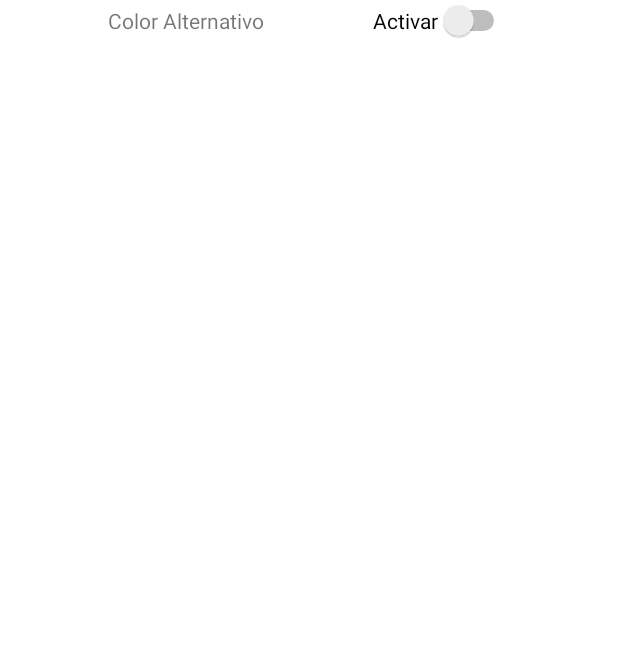
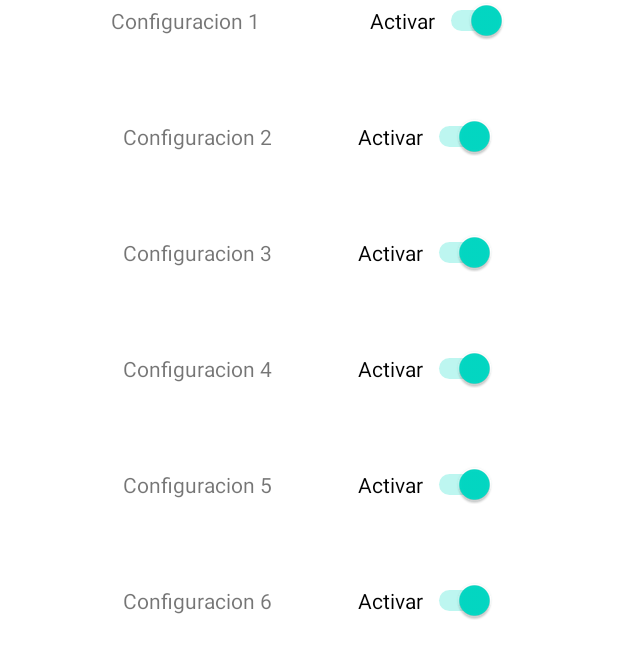
Before and after one commit to JoseBurbanoUnicauca/AppMobile1, an Android app: the Configuracion screen opened directly, with no data from a screen before it, on a phone screen of 412 x 824 dp. Shown: the top 658 px of the screen. Run offline under Robolectric (Android 15) with nearby library versions, the phone set to English and light mode, and no system bars; our stand-ins replace Room's generated code.

```diff
--- a/app/build.gradle
+++ b/app/build.gradle
@@ -37,4 +37,10 @@ dependencies {
     testImplementation 'junit:junit:4.13.2'
     androidTestImplementation 'androidx.test.ext:junit:1.1.3'
     androidTestImplementation 'androidx.test.espresso:espresso-core:3.4.0'
+
+    //Room dependencies
+    def room_version = "1.1.1"
+    implementation "android.arch.persistence.room:runtime:$room_version"
+    annotationProcessor "android.arch.persistence.room:compiler:$room_version"
+    testImplementation "android.arch.persistence.room:testing:$room_version"
 }
--- a/app/src/main/AndroidManifest.xml
+++ b/app/src/main/AndroidManifest.xml
@@ -22,7 +22,7 @@
             android:name=".Configuracion"
             android:exported="false" />
         <activity
-            android:name=".navegacion"
+            android:name=".MainActivity"
             android:exported="false" />
         <activity
             android:name=".RegistrarseActivity"
@@ -31,7 +31,7 @@
             android:name=".IniciarSesionActivity"
             android:exported="false" />
         <activity
-            android:name=".MainActivity"
+            android:name=".navegacion"
             android:exported="true">
             <intent-filter>
                 <action android:name="android.intent.action.MAIN" />
--- a/app/src/main/java/edu/unicauca/tindu/Configuracion.java
+++ b/app/src/main/java/edu/unicauca/tindu/Configuracion.java
@@ -2,7 +2,13 @@ package edu.unicauca.tindu;
 
 import androidx.appcompat.app.AppCompatActivity;
 
+import android.os.AsyncTask;
 import android.os.Bundle;
+import android.widget.Switch;
+
+import com.google.android.material.switchmaterial.SwitchMaterial;
+
+import java.util.List;
 
 public class Configuracion extends AppCompatActivity {
 
@@ -10,5 +16,121 @@ public class Configuracion extends AppCompatActivity {
     protected void onCreate(Bundle savedInstanceState) {
         super.onCreate(savedInstanceState);
         setContentView(R.layout.activity_configuracion);
+        Switch s1 = (Switch) findViewById(R.id.switch1);
+        Switch s2 = (Switch) findViewById(R.id.switch3);
+        Switch s3 = (Switch) findViewById(R.id.switch4);
+        Switch s4 = (Switch) findViewById(R.id.switch5);
+        Switch s5 = (Switch) findViewById(R.id.switch6);
+        Switch s6 = (Switch) findViewById(R.id.switch7);
+        getConfigs();
+
+
     }
+
+    private void getConfigs() {
+        class GetConfigs extends AsyncTask<Void, Void, List<TinduDB>> {
+
+            @Override
+            protected List<TinduDB> doInBackground(Void... voids) {
+                List<TinduDB> optList = TinduDBDatabaseAccesor.getInstance(getApplication()).TinduDBDAO().loadAllItems();
+                return optList;
+            }
+
+            @Override
+            protected void onPostExecute(List<TinduDB> configs) {
+                super.onPostExecute(configs);
+                if (configs.size() == 0) {
+                    initconfig();
+                }
+                //configItems.clear();
+                //dbconfigItems.clear();
+                else {
+                    Switch s1 = (Switch) findViewById(R.id.switch1);
+                    s1.setChecked(configs.get(0).getConfig());
+                    Switch s2 = (Switch) findViewById(R.id.switch3);
+                    s2.setChecked(configs.get(1).getConfig());
+                    Switch s3 = (Switch) findViewById(R.id.switch4);
+                    s3.setChecked(configs.get(2).getConfig());
+                    Switch s4 = (Switch) findViewById(R.id.switch5);
+                    s4.setChecked(configs.get(3).getConfig());
+                    Switch s5 = (Switch) findViewById(R.id.switch6);
+                    s5.setChecked(configs.get(4).getConfig());
+                    Switch s6 = (Switch) findViewById(R.id.switch7);
+                    s6.setChecked(configs.get(5).getConfig());
+                }
+            }
+        }
+        GetConfigs getConfigs = new GetConfigs();
+        getConfigs.execute();
+
+    }
+
+    private void initconfig() {
+        class Initconfig extends AsyncTask<Void, Void, Void> {
+
+            @Override
+            protected Void doInBackground(Void... voids) {
+                //adding to database
+                for (int i = 0; i < 6; i++) {
+                    TinduDB configstart = new TinduDB(true, "Default", java.lang.System.currentTimeMillis());
+                    TinduDBDatabaseAccesor.getInstance(getApplication()).TinduDBDAO().insertTinduDB(configstart);
+                }
+                return null;
+            }
+
+            @Override
+            protected void onPostExecute(Void aVoid) {
+                super.onPostExecute(aVoid);
+                //getTasks();
+                //myEditText.setText("");
+                //cancelAdd();
+                getConfigs();
+            }
+        }
+
+        Initconfig initconfig = new Initconfig();
+        initconfig.execute();
+    }
+
+    public void saveconfig() {
+        class Saveconfig extends AsyncTask<Void, Void, List<TinduDB>> {
+
+            @Override
+            protected List<TinduDB> doInBackground(Void... voids) {
+                List<TinduDB> optList = TinduDBDatabaseAccesor.getInstance(getApplication()).TinduDBDAO().loadAllItems();
+                return optList;
+            }
+
+            @Override
+            protected void onPostExecute(List<TinduDB> configs) {
+                super.onPostExecute(configs);
+                    Switch s1 = (Switch) findViewById(R.id.switch1);
+                    TinduDB config1 = new TinduDB(s1.isChecked(), "Change", java.lang.System.currentTimeMillis());
+                    configs.set(0,config1);
+                    Switch s2 = (Switch) findViewById(R.id.switch3);
+                    TinduDB config2 = new TinduDB(s2.isChecked(), "Change", java.lang.System.currentTimeMillis());
+                    configs.set(1,config2);
+                    Switch s3 = (Switch) findViewById(R.id.switch4);
+                    TinduDB config3 = new TinduDB(s3.isChecked(), "Change", java.lang.System.currentTimeMillis());
+                    configs.set(2,config3);
+                    Switch s4 = (Switch) findViewById(R.id.switch5);
+                    TinduDB config4 = new TinduDB(s4.isChecked(), "Change", java.lang.System.currentTimeMillis());
+                    configs.set(3,config4);
+                    Switch s5 = (Switch) findViewById(R.id.switch6);
+                    TinduDB config5 = new TinduDB(s5.isChecked(), "Change", java.lang.System.currentTimeMillis());
+                    configs.set(4,config5);
+                    Switch s6 = (Switch) findViewById(R.id.switch7);
+                    TinduDB config6 = new TinduDB(s6.isChecked(), "Change", java.lang.System.currentTimeMillis());
+                    configs.set(5,config6);
+
+                    TinduDBDatabaseAccesor.getInstance(getApplication()).TinduDBDAO().updateTinduDBs(configs);
+            }
+        }
+
+        Saveconfig saveconfig = new Saveconfig();
+        saveconfig.execute();
+    }
+
+
+
 }
--- /dev/null
+++ b/app/src/main/java/edu/unicauca/tindu/TinduDBDAO.java
@@ -0,0 +1,29 @@
+package edu.unicauca.tindu;
+
+import androidx.room.Dao;
+import androidx.room.Delete;
+import androidx.room.Insert;
+import androidx.room.OnConflictStrategy;
+import androidx.room.Query;
+import androidx.room.Update;
+
+import java.util.List;
+
+@Dao
+public interface TinduDBDAO {
+
+    @Insert(onConflict = OnConflictStrategy.REPLACE)
+    public void insertTinduDBs(List<TinduDB> items);
+
+    @Insert(onConflict = OnConflictStrategy.REPLACE)
+    public void insertTinduDB(TinduDB item);
+
+    @Update(onConflict = OnConflictStrategy.REPLACE)
+    public void updateTinduDBs(List<TinduDB> items);
+
+    @Delete
+    public void deleteTinduDB(TinduDB item);
+
+    @Query("SELECT * FROM tindudb ORDER BY timestamp DESC")
+    public List<TinduDB> loadAllItems();
+}
--- /dev/null
+++ b/app/src/main/java/edu/unicauca/tindu/TinduDBDatabaseAccesor.java
@@ -0,0 +1,24 @@
+package edu.unicauca.tindu;
+
+import android.content.Context;
+
+import androidx.room.Room;
+
+public class TinduDBDatabaseAccesor {
+    private static TinduDBDatabase TinduDBDatabaseInstance;
+    //Constant about the name assigned to SQLite database
+    private static final String TINDU_DB_NAME = "tindu_db";
+
+    private TinduDBDatabaseAccesor() {
+    }
+
+    public static TinduDBDatabase getInstance(Context context) {
+        if (TinduDBDatabaseInstance == null) {
+// Create or open a new SQLite database, and return it as a Room Database instance.
+            TinduDBDatabaseInstance = Room.databaseBuilder(context,
+                    TinduDBDatabase.class, TINDU_DB_NAME).build();
+        }
+        return TinduDBDatabaseInstance;
+    }
+
+}
--- a/app/src/main/res/layout/activity_configuracion.xml
+++ b/app/src/main/res/layout/activity_configuracion.xml
@@ -22,10 +22,125 @@
         android:layout_width="wrap_content"
         android:layout_height="wrap_content"
         android:layout_marginStart="24dp"
-        android:text="@string/col"
+        android:text="@string/conf1"
         app:layout_constraintBaseline_toBaselineOf="@+id/switch1"
         app:layout_constraintEnd_toStartOf="@+id/switch1"
         app:layout_constraintHorizontal_bias="0.5"
         app:layout_constraintStart_toStartOf="parent" />
 
+    <Switch
+        android:id="@+id/switch3"
+        android:layout_width="wrap_content"
+        android:layout_height="wrap_content"
+        android:layout_marginTop="50dp"
+        android:layout_marginEnd="24dp"
+        android:text="Activar"
+        app:layout_constraintEnd_toEndOf="parent"
+        app:layout_constraintHorizontal_bias="0.5"
+        app:layout_constraintStart_toEndOf="@+id/textView11"
+        app:layout_constraintTop_toBottomOf="@+id/switch1" />
+
+    <TextView
+        android:id="@+id/textView11"
+        android:layout_width="wrap_content"
+        android:layout_height="wrap_content"
+        android:layout_marginStart="24dp"
+        android:text="@string/conf2"
+        app:layout_constraintBaseline_toBaselineOf="@+id/switch3"
+        app:layout_constraintEnd_toStartOf="@+id/switch3"
+        app:layout_constraintHorizontal_bias="0.5"
+        app:layout_constraintStart_toStartOf="parent" />
+
+    <TextView
+        android:id="@+id/textView12"
+        android:layout_width="wrap_content"
+        android:layout_height="wrap_content"
+        android:layout_marginStart="24dp"
+        android:text="@string/conf3"
+        app:layout_constraintBaseline_toBaselineOf="@+id/switch4"
+        app:layout_constraintEnd_toStartOf="@+id/switch4"
+        app:layout_constraintHorizontal_bias="0.5"
+        app:layout_constraintStart_toStartOf="parent" />
+
+    <TextView
+        android:id="@+id/textView13"
+        android:layout_width="wrap_content"
+        android:layout_height="wrap_content"
+        android:layout_marginStart="24dp"
+        android:text="@string/conf4"
+        app:layout_constraintBaseline_toBaselineOf="@+id/switch5"
+        app:layout_constraintEnd_toStartOf="@+id/switch5"
+        app:layout_constraintHorizontal_bias="0.5"
+        app:layout_constraintStart_toStartOf="parent" />
+
+    <TextView
+        android:id="@+id/textView14"
+        android:layout_width="wrap_content"
+        android:layout_height="wrap_content"
+        android:layout_marginStart="24dp"
+        android:text="@string/conf5"
+        app:layout_constraintBaseline_toBaselineOf="@+id/switch6"
+        app:layout_constraintEnd_toStartOf="@+id/switch6"
+        app:layout_constraintHorizontal_bias="0.5"
+        app:layout_constraintStart_toStartOf="parent" />
+
+    <TextView
+        android:id="@+id/textView15"
+        android:layout_width="wrap_content"
+        android:layout_height="wrap_content"
+        android:layout_marginStart="24dp"
+        android:text="@string/conf6"
+        app:layout_constraintBaseline_toBaselineOf="@+id/switch7"
+        app:layout_constraintEnd_toStartOf="@+id/switch7"
+        app:layout_constraintHorizontal_bias="0.5"
+        app:layout_constraintStart_toStartOf="parent" />
+
+    <Switch
+        android:id="@+id/switch4"
+        android:layout_width="wrap_content"
+        android:layout_height="wrap_content"
+        android:layout_marginTop="50dp"
+        android:layout_marginEnd="24dp"
+        android:text="Activar"
+        app:layout_constraintEnd_toEndOf="parent"
+        app:layout_constraintHorizontal_bias="0.5"
+        app:layout_constraintStart_toEndOf="@+id/textView12"
+        app:layout_constraintTop_toBottomOf="@+id/switch3" />
+
+    <Switch
+        android:id="@+id/switch5"
+        android:layout_width="wrap_content"
+        android:layout_height="wrap_content"
+        android:layout_marginTop="50dp"
+        android:layout_marginEnd="24dp"
+        android:text="Activar"
+        app:layout_constraintEnd_toEndOf="parent"
+        app:layout_constraintHorizontal_bias="0.5"
+        app:layout_constraintStart_toEndOf="@+id/textView13"
+        app:layout_constraintTop_toBottomOf="@+id/switch4" />
+
+    <Switch
+        android:id="@+id/switch6"
+        android:layout_width="wrap_content"
+        android:layout_height="wrap_content"
+        android:layout_marginTop="50dp"
+        android:layout_marginEnd="24dp"
+        android:text="Activar"
+        app:layout_constraintEnd_toEndOf="parent"
+        app:layout_constraintHorizontal_bias="0.5"
+        app:layout_constraintStart_toEndOf="@+id/textView14"
+        app:layout_constraintTop_toBottomOf="@+id/switch5" />
+
+    <Switch
+        android:id="@+id/switch7"
+        android:layout_width="wrap_content"
+        android:layout_height="wrap_content"
+        android:layout_marginTop="50dp"
+        android:layout_marginEnd="24dp"
+        android:text="Activar"
+        app:layout_constraintEnd_toEndOf="parent"
+        app:layout_constraintHorizontal_bias="0.5"
+        app:layout_constraintStart_toEndOf="@+id/textView15"
+        app:layout_constraintTop_toBottomOf="@+id/switch6" />
+
 </androidx.constraintlayout.widget.ConstraintLayout>
--- a/app/src/main/res/values/strings.xml
+++ b/app/src/main/res/values/strings.xml
@@ -11,5 +11,10 @@
     <string name="des2">Jose Eduardo Burbano</string>
     <string name="des3">Diego Casanova</string>
     <string name="des4">Joan Sebastian Muñoz</string>
-    <string name="col">Color Alternativo</string>
+    <string name="conf1">Configuracion 1</string>
+    <string name="conf2">Configuracion 2</string>
+    <string name="conf3">Configuracion 3</string>
+    <string name="conf4">Configuracion 4</string>
+    <string name="conf5">Configuracion 5</string>
+    <string name="conf6">Configuracion 6</string>
 </resources>
--- a/gradle.properties
+++ b/gradle.properties
@@ -19,3 +19,4 @@ android.useAndroidX=true
 # resources declared in the library itself and none from the library's dependencies,
 # thereby reducing the size of the R class for that library
 android.nonTransitiveRClass=true
+android.enableJetifier=true
```
Also changed, not shown: app/src/main/java/edu/unicauca/tindu/TinduDB.java (added, +59 -0 lines), app/src/main/java/edu/unicauca/tindu/TinduDBDatabase.java (added, +9 -0 lines).
